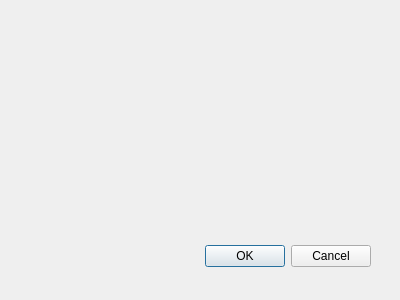
Above: preferencesdialog.ui from minimaliti/photoroom before the change. Below: the same form after it.
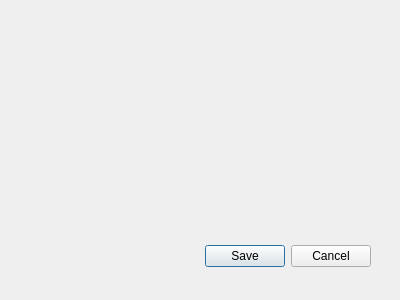
That is the form after the change.

What changed in the file:
```diff
--- a/preferencesdialog.ui
+++ b/preferencesdialog.ui
@@ -26,7 +26,7 @@
     <enum>Qt::Orientation::Horizontal</enum>
    </property>
    <property name="standardButtons">
-    <set>QDialogButtonBox::StandardButton::Cancel|QDialogButtonBox::StandardButton::Ok</set>
+    <set>QDialogButtonBox::StandardButton::Cancel|QDialogButtonBox::StandardButton::Save</set>
    </property>
   </widget>
  </widget>
```
Left out of the diff: 2 changed lines with no effect on the pictures.
